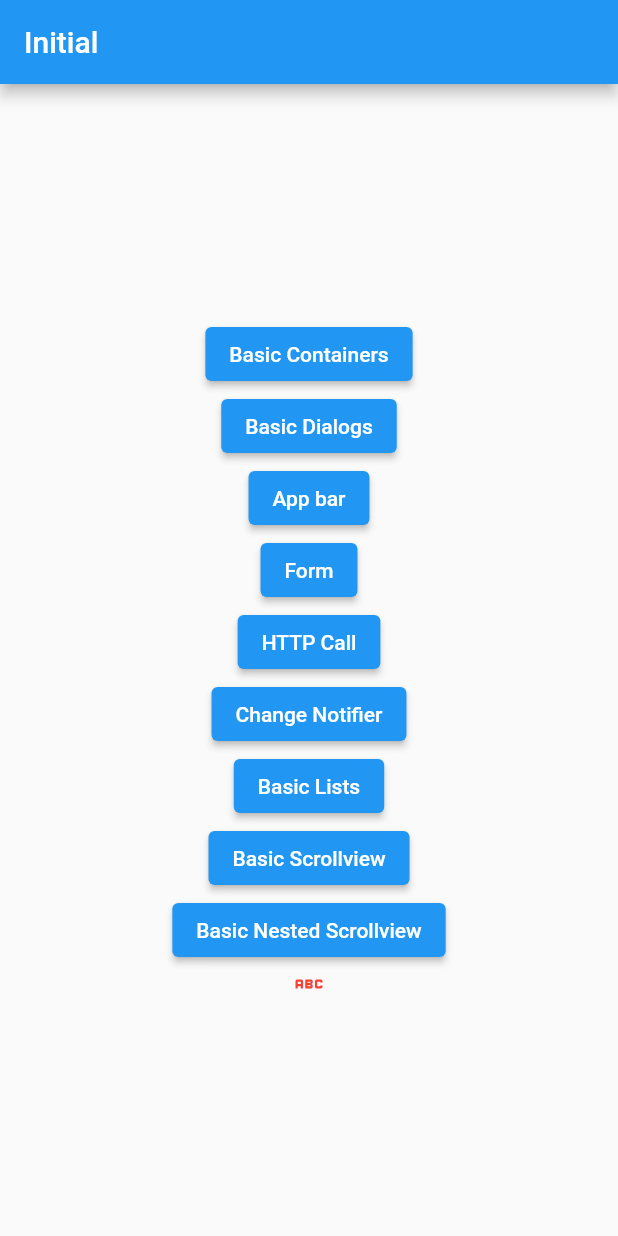
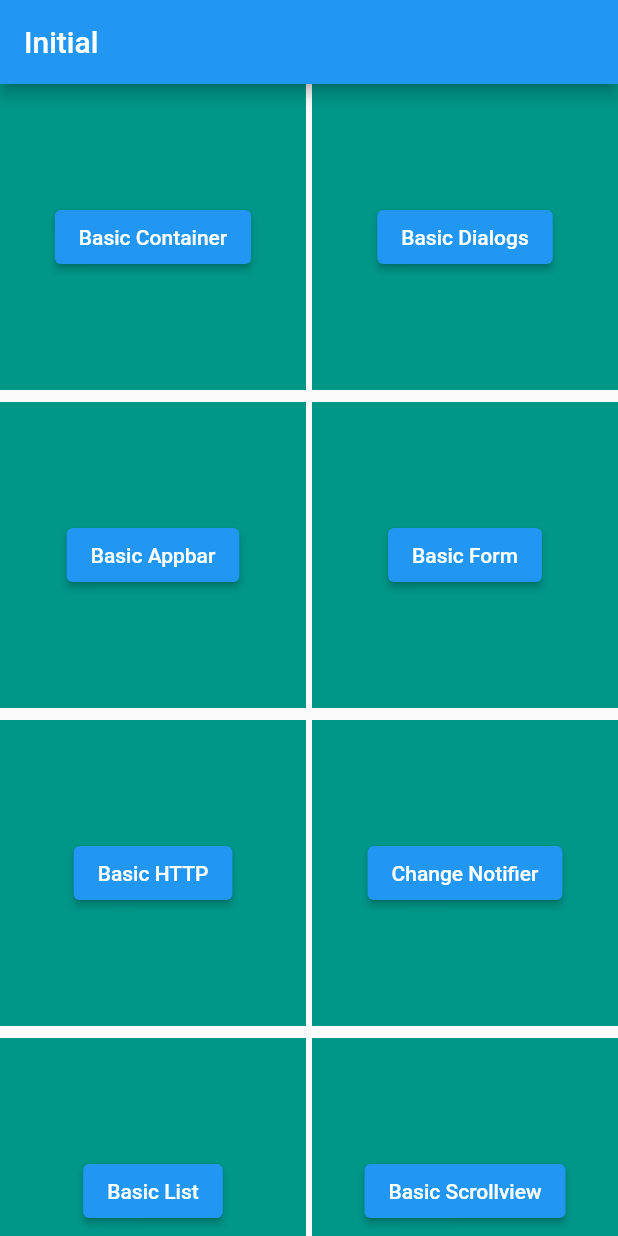
Before and after one commit to dilipkumar4813/flutter_illustrations, a Flutter app: the screen it shows after launch, on a phone screen of 412 x 824 dp. Run offline on Flutter 3.47's test engine with Material 2 defaults, Android fonts, the light colour scheme and no system bars; our stand-ins replace fluttertoast.

Commit message:
Gridview
Gridview and code clean up

```diff
--- /dev/null
+++ b/lib/models/home.dart
@@ -0,0 +1,9 @@
+class Home {
+  String route;
+  String buttonTitle;
+
+  Home({
+    required this.route,
+    required this.buttonTitle,
+  });
+}
--- a/lib/screens/homepage.dart
+++ b/lib/screens/homepage.dart
@@ -1,5 +1,6 @@
 import 'package:flutter/material.dart';
 import 'package:flutter_illustrations/utils/routes/route_strings.dart';
+import '../models/home.dart';
 
 class MyHomePage extends StatefulWidget {
   const MyHomePage({super.key, required this.title});
@@ -11,76 +12,53 @@ class MyHomePage extends StatefulWidget {
 }
 
 class _MyHomePageState extends State<MyHomePage> {
+  List<Home> routes = [
+    Home(route: AppRoutes.containers, buttonTitle: "Basic Container"),
+    Home(route: AppRoutes.dialogs, buttonTitle: "Basic Dialogs"),
+    Home(route: AppRoutes.appBar, buttonTitle: "Basic Appbar"),
+    Home(route: AppRoutes.basicForm, buttonTitle: "Basic Form"),
+    Home(route: AppRoutes.basicHttp, buttonTitle: "Basic HTTP"),
+    Home(route: AppRoutes.basicChange, buttonTitle: "Change Notifier"),
+    Home(route: AppRoutes.basicList, buttonTitle: "Basic List"),
+    Home(route: AppRoutes.basicScrollView, buttonTitle: "Basic Scrollview"),
+    Home(
+        route: AppRoutes.basicNestedScrollView,
+        buttonTitle: "Basic Nested Scrollview"),
+    Home(route: AppRoutes.basicGridView, buttonTitle: "Basic Gridview"),
+  ];
   @override
   Widget build(BuildContext context) {
     return Scaffold(
       appBar: AppBar(
         title: Text(widget.title),
       ),
-      body: Center(
-        child: Column(
-          mainAxisAlignment: MainAxisAlignment.center,
-          children: <Widget>[
-            ElevatedButton(
-              onPressed: () {
-                Navigator.pushNamed(context, AppRoutes.containers);
-              },
-              child: const Text("Basic Containers"),
-            ),
-            ElevatedButton(
-              onPressed: () {
-                Navigator.pushNamed(context, AppRoutes.dialogs);
-              },
-              child: const Text("Basic Dialogs"),
-            ),
-            ElevatedButton(
-              onPressed: () {
-                Navigator.pushNamed(context, AppRoutes.appBar);
-              },
-              child: const Text("App bar"),
-            ),
-            ElevatedButton(
-              onPressed: () {
-                Navigator.pushNamed(context, AppRoutes.basicForm);
-              },
-              child: const Text("Form"),
-            ),
-            ElevatedButton(
-              onPressed: () {
-                Navigator.pushNamed(context, AppRoutes.basicHttp);
-              },
-              child: const Text("HTTP Call"),
-            ),
-            ElevatedButton(
-              onPressed: () {
-                Navigator.pushNamed(context, AppRoutes.basicChange);
-              },
-              child: const Text("Change Notifier"),
-            ),
-            ElevatedButton(
-              onPressed: () {
-                Navigator.pushNamed(context, AppRoutes.basicList);
-              },
-              child: const Text("Basic Lists"),
-            ),
-            ElevatedButton(
-              onPressed: () {
-                Navigator.pushNamed(context, AppRoutes.basicScrollView);
-              },
-              child: const Text("Basic Scrollview"),
-            ),
-            ElevatedButton(
-              onPressed: () {
-                Navigator.pushNamed(context, AppRoutes.basicNestedScrollView);
-              },
-              child: const Text("Basic Nested Scrollview"),
-            ),
-            const Icon(
-              Icons.abc_outlined,
-              color: Colors.red,
-              size: 24.0,
-            ),
-          ],
+      body: SingleChildScrollView(
+        child: GridView.count(
+          shrinkWrap: true,
+          physics: ScrollPhysics(),
+          crossAxisCount: 2,
+          crossAxisSpacing: 4.0,
+          mainAxisSpacing: 8.0,
+          children: List.generate(
+            routes.length,
+            (index) {
+              return Center(
+                child: Container(
+                  width: MediaQuery.of(context).size.width,
+                  height: MediaQuery.of(context).size.height,
+                  color: Colors.teal,
+                  child: Center(
+                    child: ElevatedButton(
+                      onPressed: () {
+                        Navigator.pushNamed(context, routes[index].route);
+                      },
+                      child: Text("${routes[index].buttonTitle}"),
+                    ),
+                  ),
+                ),
+              );
+            },
+          ),
         ),
       ),
     );
--- a/lib/utils/routes/basic_routes.dart
+++ b/lib/utils/routes/basic_routes.dart
@@ -12,4 +12,5 @@ Map basicRoutes = {
   AppRoutes.basicList: (context) => const BasicList(),
   AppRoutes.basicScrollView: (context) => const BasicScrollView(),
   AppRoutes.basicNestedScrollView: (context) => const BasicNestedScrollView(),
+  AppRoutes.basicGridView: (context) => const BasicGridView(),
 };
--- a/lib/utils/routes/route_strings.dart
+++ b/lib/utils/routes/route_strings.dart
@@ -10,4 +10,5 @@ class AppRoutes {
   static String basicListDetail = '/basicListDetail';
   static String basicScrollView = '/basicScrollView';
   static String basicNestedScrollView = '/basicNestedScrollView';
+  static String basicGridView = '/basicGridView';
 }
--- a/lib/utils/screens.dart
+++ b/lib/utils/screens.dart
@@ -9,3 +9,4 @@ export '../screens/basic_lists.dart';
 export '../screens/basic_list_details.dart';
 export '../screens/basic_scrollview.dart';
 export '../screens/basic_nested_scrollview.dart';
+export '../screens/basic_gridview.dart';
```
Also changed, not shown: lib/screens/basic_dialogs.dart (+19 -8 lines), lib/screens/basic_gridview.dart (added, +44 -0 lines).
